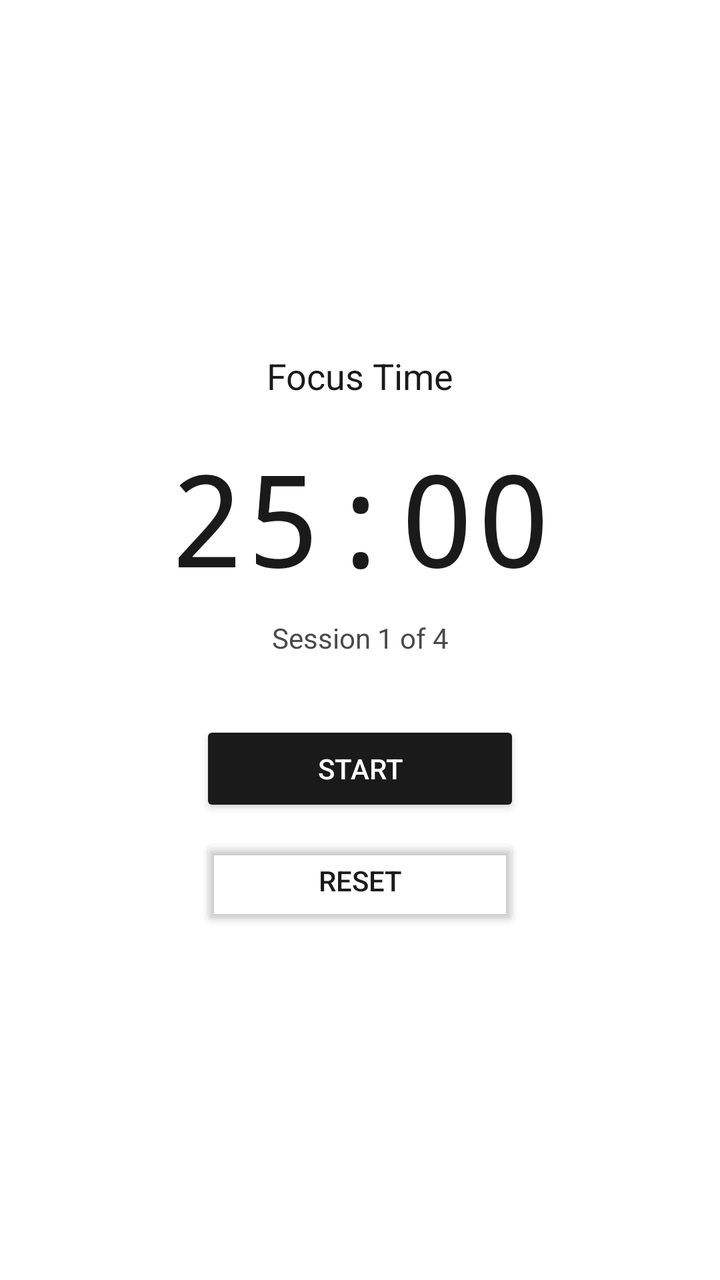
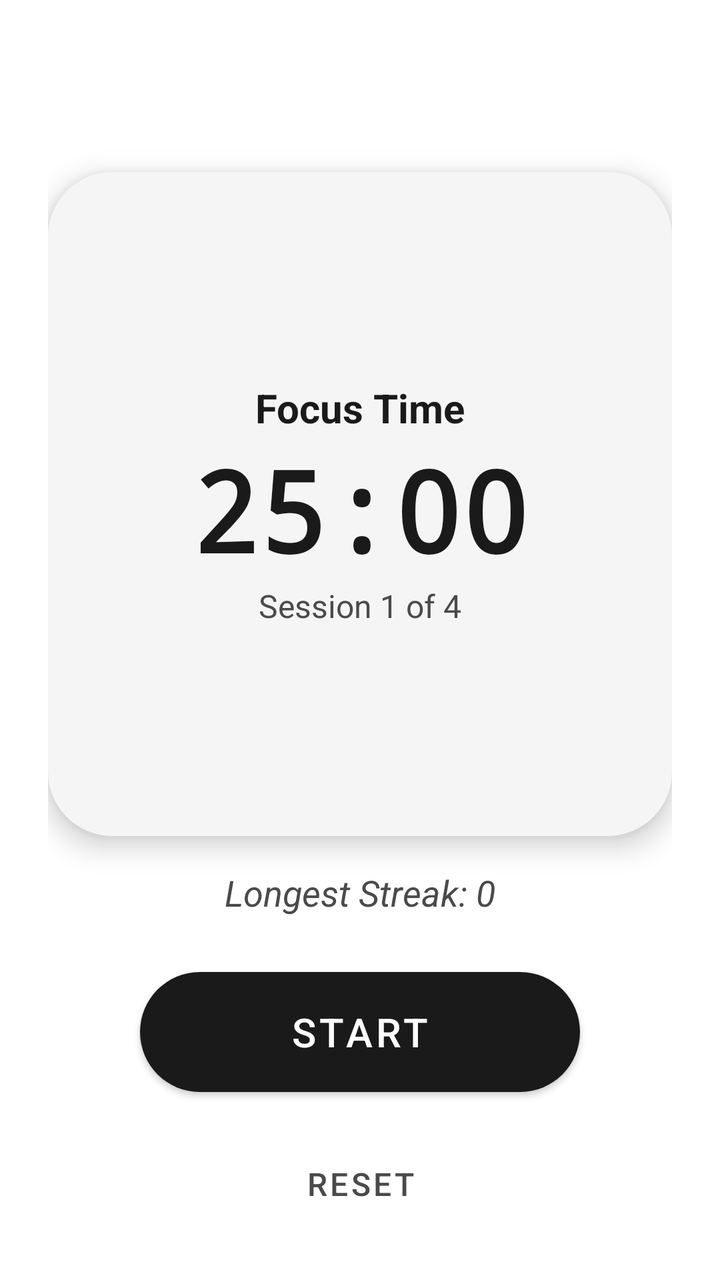

Before-and-after screenshots of an Android layout around one commit, followed by the original layout XML and the change that was made.
<!-- AndroidManifest.xml: application theme Theme.Student_Pomodoro -->
<!-- res/layout/fragment_time.xml -->
<?xml version="1.0" encoding="utf-8"?>
<androidx.constraintlayout.widget.ConstraintLayout xmlns:android="http://schemas.android.com/apk/res/android"
    xmlns:app="http://schemas.android.com/apk/res-auto"
    android:layout_width="match_parent"
    android:layout_height="match_parent"
    android:background="?android:colorBackground"
    android:padding="24dp">

    <TextView
        android:id="@+id/session_type_text"
        android:layout_width="wrap_content"
        android:layout_height="wrap_content"
        android:text="Focus Time"
        android:textColor="?colorPrimary"
        android:textSize="18sp"
        app:layout_constraintEnd_toEndOf="parent"
        app:layout_constraintStart_toStartOf="parent"
        app:layout_constraintTop_toTopOf="parent"
        app:layout_constraintBottom_toTopOf="@id/time_text"
        app:layout_constraintVertical_chainStyle="packed" />

    <TextView
        android:id="@+id/time_text"
        android:layout_width="wrap_content"
        android:layout_height="wrap_content"
        android:text="25:00"
        android:textColor="?colorPrimary"
        android:textSize="64sp"
        android:fontFamily="monospace"
        android:layout_marginTop="16dp"
        app:layout_constraintEnd_toEndOf="parent"
        app:layout_constraintStart_toStartOf="parent"
        app:layout_constraintTop_toBottomOf="@id/session_type_text"
        app:layout_constraintBottom_toTopOf="@id/session_text" />

    <TextView
        android:id="@+id/session_text"
        android:layout_width="wrap_content"
        android:layout_height="wrap_content"
        android:text="Session 1 of 4"
        android:textColor="?colorSecondary"
        android:textSize="14sp"
        android:layout_marginTop="8dp"
        app:layout_constraintEnd_toEndOf="parent"
        app:layout_constraintStart_toStartOf="parent"
        app:layout_constraintTop_toBottomOf="@id/time_text"
        app:layout_constraintBottom_toTopOf="@id/start_button" />

    <Button
        android:id="@+id/start_button"
        android:layout_width="160dp"
        android:layout_height="48dp"
        android:text="Start"
        android:textColor="?colorOnPrimary"
        android:backgroundTint="?colorPrimary"
        android:layout_marginTop="32dp"
        app:layout_constraintEnd_toEndOf="parent"
        app:layout_constraintStart_toStartOf="parent"
        app:layout_constraintTop_toBottomOf="@id/session_text"
        app:layout_constraintBottom_toTopOf="@id/reset_button" />

    <Button
        android:id="@+id/reset_button"
        android:layout_width="160dp"
        android:layout_height="48dp"
        android:text="Reset"
        android:textColor="?colorPrimary"
        android:backgroundTint="@android:color/transparent"
        android:layout_marginTop="8dp"
        app:layout_constraintEnd_toEndOf="parent"
        app:layout_constraintStart_toStartOf="parent"
        app:layout_constraintTop_toBottomOf="@id/start_button"
        app:layout_constraintBottom_toBottomOf="parent" />

</androidx.constraintlayout.widget.ConstraintLayout>
<!-- resources referenced by this layout -->
<resources>
  <style name="Theme.Student_Pomodoro" parent="Theme.MaterialComponents.DayNight.NoActionBar">
          <item name="colorPrimary">@color/ink_primary</item>
          <item name="colorPrimaryVariant">@color/ink_secondary</item>
          <item name="colorOnPrimary">@color/ink_white</item>
          <item name="colorSecondary">@color/ink_secondary</item>
          <item name="colorSecondaryVariant">@color/ink_tertiary</item>
          <item name="colorOnSecondary">@color/ink_white</item>
          <item name="colorTertiary">@color/ink_tertiary</item>
          <item name="android:colorBackground">@color/ink_background</item>
          <item name="colorSurface">@color/ink_surface</item>
          <item name="android:statusBarColor">@color/ink_background</item>
          <item name="android:windowLightStatusBar">true</item>
          <item name="android:navigationBarColor">@color/ink_background</item>
      </style>
  <color name="ink_primary">#1A1A1A</color>
  <color name="ink_secondary">#4A4A4A</color>
  <color name="ink_white">#FFFFFFFF</color>
  <color name="ink_tertiary">#7A7A7A</color>
  <color name="ink_background">#FFFFFF</color>
  <color name="ink_surface">#f5f5f5</color>
</resources>

<!-- the commit's change to res/layout/fragment_time.xml (unified diff, before → after) -->
@@ -6,70 +6,117 @@
     android:background="?android:colorBackground"
     android:padding="24dp">
 
-    <TextView
-        android:id="@+id/session_type_text"
-        android:layout_width="wrap_content"
+    <com.google.android.material.card.MaterialCardView
+        android:id="@+id/timer_card"
+        android:layout_width="0dp"
         android:layout_height="wrap_content"
-        android:text="Focus Time"
-        android:textColor="?colorPrimary"
-        android:textSize="18sp"
+        app:cardCornerRadius="32dp"
+        app:cardElevation="8dp"
+        app:layout_constraintBottom_toTopOf="@+id/start_button"
         app:layout_constraintEnd_toEndOf="parent"
         app:layout_constraintStart_toStartOf="parent"
         app:layout_constraintTop_toTopOf="parent"
-        app:layout_constraintBottom_toTopOf="@id/time_text"
-        app:layout_constraintVertical_chainStyle="packed" />
+        app:layout_constraintVertical_chainStyle="packed">
+
+        <androidx.constraintlayout.widget.ConstraintLayout
+            android:layout_width="match_parent"
+            android:layout_height="wrap_content"
+            android:padding="32dp">
+
+            <com.google.android.material.progressindicator.CircularProgressIndicator
+                android:id="@+id/timer_progress"
+                android:layout_width="wrap_content"
+                android:layout_height="wrap_content"
+                android:progress="100"
+                app:indicatorSize="260dp"
+                app:layout_constraintBottom_toBottomOf="parent"
+                app:layout_constraintEnd_toEndOf="parent"
+                app:layout_constraintStart_toStartOf="parent"
+                app:layout_constraintTop_toTopOf="parent"
+                app:trackCornerRadius="8dp"
+                app:trackThickness="16dp" />
+
+            <TextView
+                android:id="@+id/session_type_text"
+                android:layout_width="wrap_content"
+                android:layout_height="wrap_content"
+                android:text="Focus Time"
+                android:textColor="?attr/colorPrimary"
+                android:textSize="20sp"
+                android:textStyle="bold"
+                app:layout_constraintBottom_toTopOf="@id/time_text"
+                app:layout_constraintEnd_toEndOf="@id/timer_progress"
+                app:layout_constraintStart_toStartOf="@id/timer_progress"
+                app:layout_constraintTop_toTopOf="@id/timer_progress"
+                app:layout_constraintVertical_chainStyle="packed" />
+
+            <TextView
+                android:id="@+id/time_text"
+                android:layout_width="wrap_content"
+                android:layout_height="wrap_content"
+                android:fontFamily="monospace"
+                android:text="25:00"
+                android:textColor="?attr/colorPrimary"
+                android:textSize="56sp"
+                android:textStyle="bold"
+                app:layout_constraintBottom_toTopOf="@id/session_text"
+                app:layout_constraintEnd_toEndOf="@id/timer_progress"
+                app:layout_constraintStart_toStartOf="@id/timer_progress"
+                app:layout_constraintTop_toBottomOf="@id/session_type_text" />
+
+            <TextView
+                android:id="@+id/session_text"
+                android:layout_width="wrap_content"
+                android:layout_height="wrap_content"
+                android:text="Session 1 of 4"
+                android:textColor="?attr/colorSecondary"
+                android:textSize="16sp"
+                app:layout_constraintBottom_toBottomOf="@id/timer_progress"
+                app:layout_constraintEnd_toEndOf="@id/timer_progress"
+                app:layout_constraintStart_toStartOf="@id/timer_progress"
+                app:layout_constraintTop_toBottomOf="@id/time_text" />
+
+        </androidx.constraintlayout.widget.ConstraintLayout>
+    </com.google.android.material.card.MaterialCardView>
 
     <TextView
-        android:id="@+id/time_text"
+        android:id="@+id/streak_text"
         android:layout_width="wrap_content"
         android:layout_height="wrap_content"
-        android:text="25:00"
-        android:textColor="?colorPrimary"
-        android:textSize="64sp"
-        android:fontFamily="monospace"
         android:layout_marginTop="16dp"
+        android:text="Longest Streak: 0"
+        android:textColor="?attr/colorSecondary"
+        android:textSize="18sp"
+        android:textStyle="italic"
         app:layout_constraintEnd_toEndOf="parent"
         app:layout_constraintStart_toStartOf="parent"
-        app:layout_constraintTop_toBottomOf="@id/session_type_text"
-        app:layout_constraintBottom_toTopOf="@id/session_text" />
+        app:layout_constraintTop_toBottomOf="@id/timer_card" />
 
-    <TextView
-        android:id="@+id/session_text"
+    <com.google.android.material.button.MaterialButton
+        android:id="@+id/start_button"
+        android:layout_width="220dp"
+        android:layout_height="72dp"
+        android:layout_marginTop="32dp"
+        android:text="Start"
+        android:textSize="20sp"
+        app:cornerRadius="36dp"
+        app:layout_constraintBottom_toTopOf="@id/reset_button"
+        app:layout_constraintEnd_toEndOf="parent"
+        app:layout_constraintStart_toStartOf="parent"
+        app:layout_constraintTop_toBottomOf="@id/streak_text" />
+
+    <com.google.android.material.button.MaterialButton
+        android:id="@+id/reset_button"
+        style="@style/Widget.MaterialComponents.Button.TextButton"
         android:layout_width="wrap_content"
         android:layout_height="wrap_content"
-        android:text="Session 1 of 4"
-        android:textColor="?colorSecondary"
-        android:textSize="14sp"
-        android:layout_marginTop="8dp"
+        android:layout_marginTop="16dp"
+        android:text="Reset"
+        android:textColor="?attr/colorSecondary"
+        android:textSize="16sp"
+        app:layout_constraintBottom_toBottomOf="parent"
         app:layout_constraintEnd_toEndOf="parent"
         app:layout_constraintStart_toStartOf="parent"
-        app:layout_constraintTop_toBottomOf="@id/time_text"
-        app:layout_constraintBottom_toTopOf="@id/start_button" />
-
-    <Button
-        android:id="@+id/start_button"
-        android:layout_width="160dp"
-        android:layout_height="48dp"
-        android:text="Start"
-        android:textColor="?colorOnPrimary"
-        android:backgroundTint="?colorPrimary"
-        android:layout_marginTop="32dp"
-        app:layout_constraintEnd_toEndOf="parent"
-        app:layout_constraintStart_toStartOf="parent"
-        app:layout_constraintTop_toBottomOf="@id/session_text"
-        app:layout_constraintBottom_toTopOf="@id/reset_button" />
-
-    <Button
-        android:id="@+id/reset_button"
-        android:layout_width="160dp"
-        android:layout_height="48dp"
-        android:text="Reset"
-        android:textColor="?colorPrimary"
-        android:backgroundTint="@android:color/transparent"
-        android:layout_marginTop="8dp"
-        app:layout_constraintEnd_toEndOf="parent"
-        app:layout_constraintStart_toStartOf="parent"
-        app:layout_constraintTop_toBottomOf="@id/start_button"
-        app:layout_constraintBottom_toBottomOf="parent" />
+        app:layout_constraintTop_toBottomOf="@id/start_button" />
 
 </androidx.constraintlayout.widget.ConstraintLayout>
